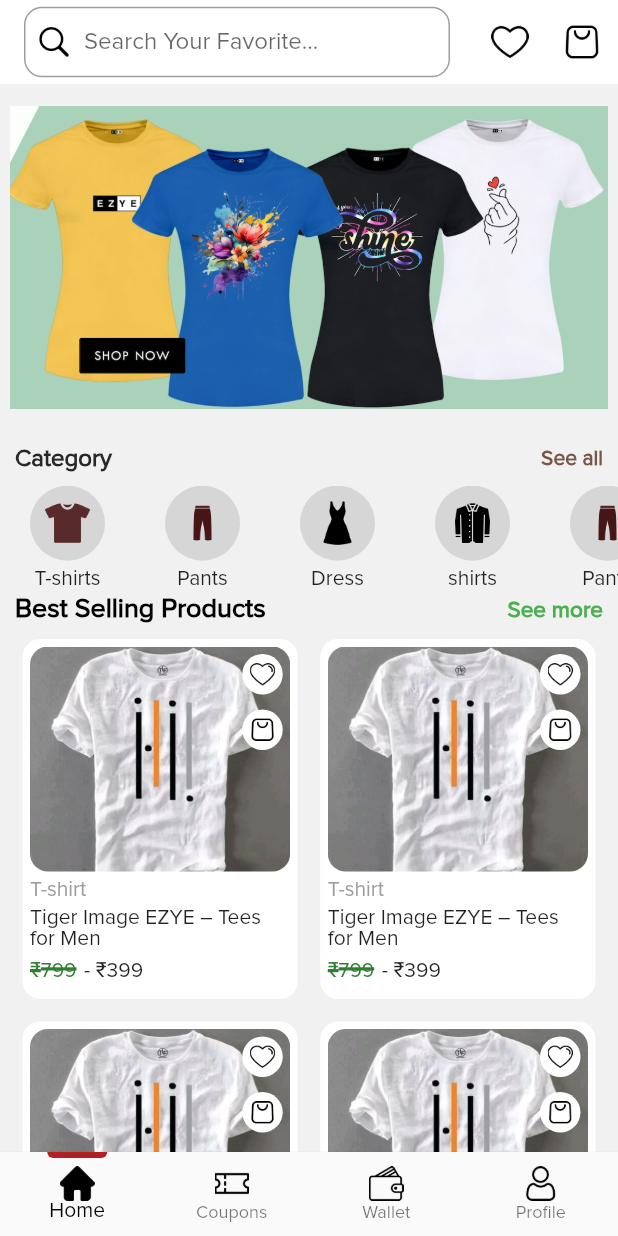
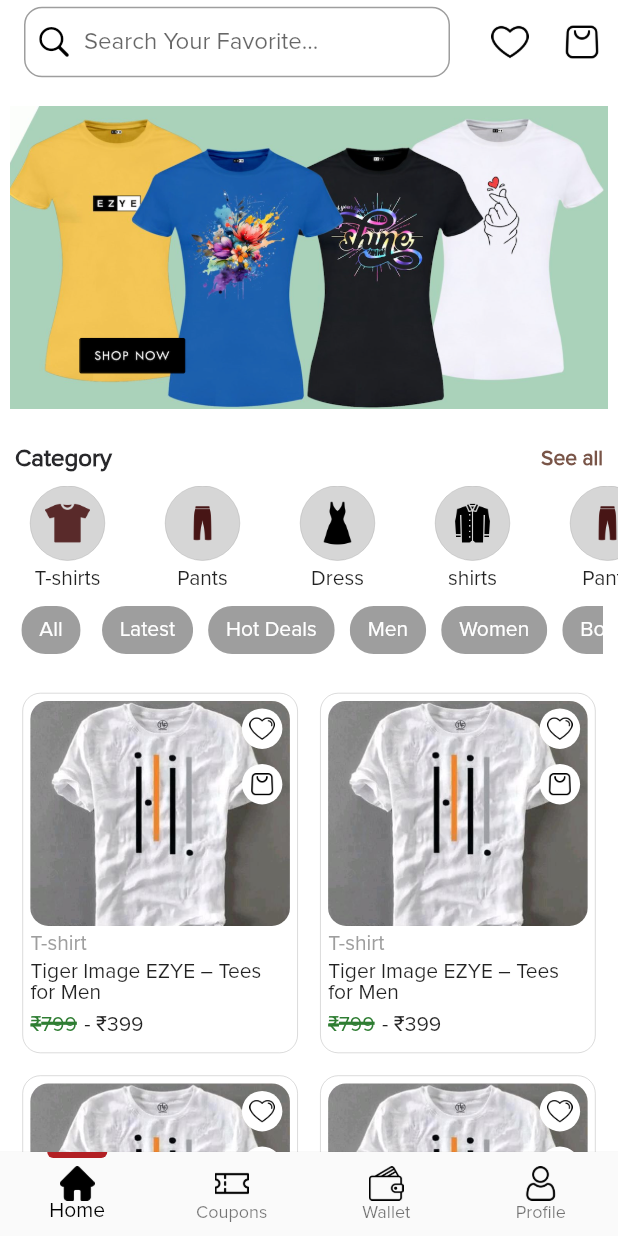
Before and after one commit to Digital-Spike/ezye, a Flutter app: the screen it shows after launch, after a tap on "LOGIN", on a phone screen of 412 x 824 dp. Run offline on Flutter 3.47's test engine with Material 2 defaults, Android fonts, the phone set to English and light mode, and no system bars; drawn by our look-alikes of carousel_slider; our stand-ins replace dotted_border, firebase_core, flutter_rating_bar, flutter_slidable, im_stepper, intl_phone_field and 2 more; missing offline and left inert: ticket_widget; accounts and stored records are empty.

Commit message:
sub category added

```diff
--- a/lib/custom_widgets/multiselectchoicechip_widget.dart
+++ b/lib/custom_widgets/multiselectchoicechip_widget.dart
@@ -1,3 +1,4 @@
+import 'package:ezys/custom_widgets/constants.dart';
 import 'package:flutter/material.dart';
 
 class MultiSelectChoiceChips extends StatefulWidget {
@@ -31,8 +32,10 @@ class _MultiSelectChoiceChipsState extends State<MultiSelectChoiceChips> {
       spacing: 10,
       children: widget.options.map((option) {
         return ChoiceChip(
-          selectedColor: Colors.blueGrey,
-          backgroundColor: Colors.grey,
+          showCheckmark: true,
+          checkmarkColor: Colors.white,
+          selectedColor: buttonColor,
+          backgroundColor: Colors.grey[500],
           label: Text(
             option,
             style: TextStyle(color: Colors.white),
--- /dev/null
+++ b/lib/custom_widgets/persistentheader.dart
@@ -0,0 +1,32 @@
+import 'package:flutter/material.dart';
+class PersistentHeader extends SliverPersistentHeaderDelegate {
+  final Widget widget;
+
+  PersistentHeader({required this.widget});
+
+  @override
+  Widget build(
+      BuildContext context, double shrinkOffset, bool overlapsContent) {
+    return Container(
+      width: double.infinity,
+      height: 56.0,
+      child: Card(
+        margin: EdgeInsets.all(0),
+        color: Colors.white,
+        elevation: 0,
+        child: Center(child: widget),
+      ),
+    );
+  }
+
+  @override
+  double get maxExtent => 56.0;
+
+  @override
+  double get minExtent => 56.0;
+
+  @override
+  bool shouldRebuild(SliverPersistentHeaderDelegate oldDelegate) {
+    return true;
+  }
+}
--- a/lib/custom_widgets/profile_button.dart
+++ b/lib/custom_widgets/profile_button.dart
@@ -23,7 +23,7 @@ class CustomButton extends StatelessWidget {
     return TextButton(
       onPressed: onPressed,
       style: TextButton.styleFrom(
-        minimumSize: Size(double.infinity, 48),
+        minimumSize: Size(double.infinity, 50),
         elevation: 0,
         backgroundColor: Colors.white,
         shape: RoundedRectangleBorder(borderRadius: BorderRadius.circular(0)),
--- a/lib/homescreens/home_screen.dart
+++ b/lib/homescreens/home_screen.dart
@@ -1,4 +1,6 @@
 import 'package:ezys/custom_widgets/constants.dart';
+import 'package:ezys/custom_widgets/multiselectchoicechip_widget.dart';
+import 'package:ezys/custom_widgets/persistentheader.dart';
 import 'package:ezys/homescreens/cart_screen.dart';
 import 'package:ezys/homescreens/category_screen.dart';
 import 'package:ezys/homescreens/main_screen.dart';
@@ -16,6 +18,7 @@ class HomePage extends StatefulWidget {
 }
 
 class _HomePageState extends State<HomePage> {
+  List<String> subcategory = [];
   bool isLiked =false;
   final List<String> imgList = [
 
@@ -40,6 +43,16 @@ final List<String> imageNames = [
 
 
     // Add more image names corresponding to the URLs.
+  ];
+  final List<String> subCategories=[
+    'All',
+    'Latest',
+    'Hot Deals',
+    'Men',
+    'Women',
+    'Boys',
+    'Girls',
+
   ];
   @override
   Widget build(BuildContext context) {
@@ -91,38 +104,26 @@ final List<String> imageNames = [
               ))
         ],
       ),
-      mainChild: CustomScrollView(
+      mainChild: Container(
+        color: Colors.white,
+        child: CustomScrollView(
           slivers: [
             // sliver app bar
+
             SliverAppBar(
-          backgroundColor: const Color(0xfff1f1f2),
+            backgroundColor: Colors.white,
               elevation: 0,
               automaticallyImplyLeading: false,
-            expandedHeight: 360,
-            floating: false,
-            pinned: true,
-            stretch: true,
+              expandedHeight: 340,
+
+              pinned: false,
+
+              stretch: false,
               flexibleSpace: FlexibleSpaceBar(
                 titlePadding: EdgeInsets.symmetric(horizontal: 10, vertical: 0),
                 collapseMode: CollapseMode.parallax,
-              title: const Row(
-                mainAxisAlignment: MainAxisAlignment.spaceBetween,
-                children: [
-                  Text(
-                    "Best Selling Products",
-                    style: TextStyle(
-                        color: Colors.black,
-                        fontSize: 12,
-                        fontWeight: FontWeight.w600),
-                  ),
-                  Text(
-                    'See more',
-                    style: TextStyle(
-                        color: Colors.green,
-                        fontSize: 10,
-                        fontWeight: FontWeight.w600),
-                  )
-                ],
+                title:  Container(
+
               ),
                 background: Column(
                   children: [
@@ -180,6 +181,7 @@ final List<String> imageNames = [
                             height: 50,
                             width: 50,
                             decoration: BoxDecoration(
+                              border: Border.all(width: 0.25,color: Colors.grey),
                               color: Colors.grey[350],
                               shape: BoxShape.circle,
                               // image: DecorationImage(
@@ -205,6 +207,36 @@ final List<String> imageNames = [
               ),
             ),
             SliverPadding(
+              padding: const EdgeInsets.symmetric(horizontal: 10),
+              sliver: SliverPersistentHeader(
+                floating: true,
+                      pinned: true,
+                      delegate: PersistentHeader(
+                        widget: Container(
+                          width: double.infinity,
+                          child: ListView.builder(
+                            scrollDirection: Axis.horizontal,
+                            itemCount: 1,
+                            itemBuilder: (context, index) {
+                            return MultiSelectChoiceChips(options: ['All',
+                      'Latest',
+                      'Hot Deals',
+                      'Men',
+                      'Women',
+                      'Boys',
+                      'Girls',], onSelectionChanged:  (selectedOptions) {
+                                                      setState(() {
+                                                        subcategory = selectedOptions;
+                                                      });
+                                                    },);
+                          })
+                        ),
+                      ),
+                    ),
+            ),
+
+
+            SliverPadding(
               padding: EdgeInsets.symmetric(horizontal: 15, vertical: 10),
               sliver: SliverGrid.builder(
                   itemCount: 8,
@@ -219,7 +251,8 @@ final List<String> imageNames = [
                     return Container(
                       padding: EdgeInsets.all(5),
                       decoration: BoxDecoration(
-                      // border: Border.all(width: 0.25,color: Colors.grey),
+
+                         border: Border.all(width: 0.25,color: Colors.grey),
                         borderRadius: BorderRadius.circular(12),
                         color: Colors.white,
                         // image: DecorationImage(image: AssetImage('assets/image.jpeg'))
@@ -310,6 +343,7 @@ final List<String> imageNames = [
 
           ],
         ),
+      ),
     );
   }
 
--- a/lib/homescreens/main_screen.dart
+++ b/lib/homescreens/main_screen.dart
@@ -39,7 +39,7 @@ class _MainScreenState extends State<MainScreen> {
         children: [
               BottomNavigationBar(
               elevation: 1,
-              // backgroundColor: Color(0xffF5E6C2),
+
            selectedItemColor: Colors.black,
 
               currentIndex: _bottomNavIndex ?? 0,
--- a/lib/profilescreens/profile_screen.dart
+++ b/lib/profilescreens/profile_screen.dart
@@ -29,6 +29,7 @@ class _ProfilePageState extends State<ProfilePage> {
         ),
         mainChild: Container(
           color: Colors.white,
+          child: SingleChildScrollView(
             child: Column(
               mainAxisAlignment: MainAxisAlignment.spaceBetween,
               children: [
@@ -47,8 +48,8 @@ class _ProfilePageState extends State<ProfilePage> {
                       ),
                       Positioned(
                           bottom: 0,
-                        left: 210,
-                        right: 130,
+                          left: 200,
+                          right: 120,
                           child: Container(
                               padding: EdgeInsets.all(7),
                               decoration: BoxDecoration(
@@ -164,6 +165,7 @@ class _ProfilePageState extends State<ProfilePage> {
                     ),
               ],
             ),
+          ),
         ));
   }
 }
--- a/lib/splashscreen.dart
+++ b/lib/splashscreen.dart
@@ -28,8 +28,8 @@ class _SplashScreenState extends State<SplashScreen> {
       body: Center(
         child: Image.asset(
           'assets/Ezyelogo.png',
-          height: 350, // Adjust the height as needed
-          width: 300, // Adjust the width as needed
+          height: 180, // Adjust the height as needed
+          width: double.infinity, // Adjust the width as needed
         ),
       ),
     );
--- a/pubspec.yaml
+++ b/pubspec.yaml
@@ -47,6 +47,7 @@ dependencies:
   im_stepper: ^1.0.1+1
   http: ^1.1.0
   cached_network_image: ^3.2.3
+  flutter_sticky_header: ^0.6.5
 
 dev_dependencies:
   flutter_test:
```
Also changed, not shown: lib/homescreens/home.dart (added, +83 -0 lines), assets/Ezyelogo.png, pubspec.lock, 1 other file. Lines whose indentation alone changed are shown as unchanged.
